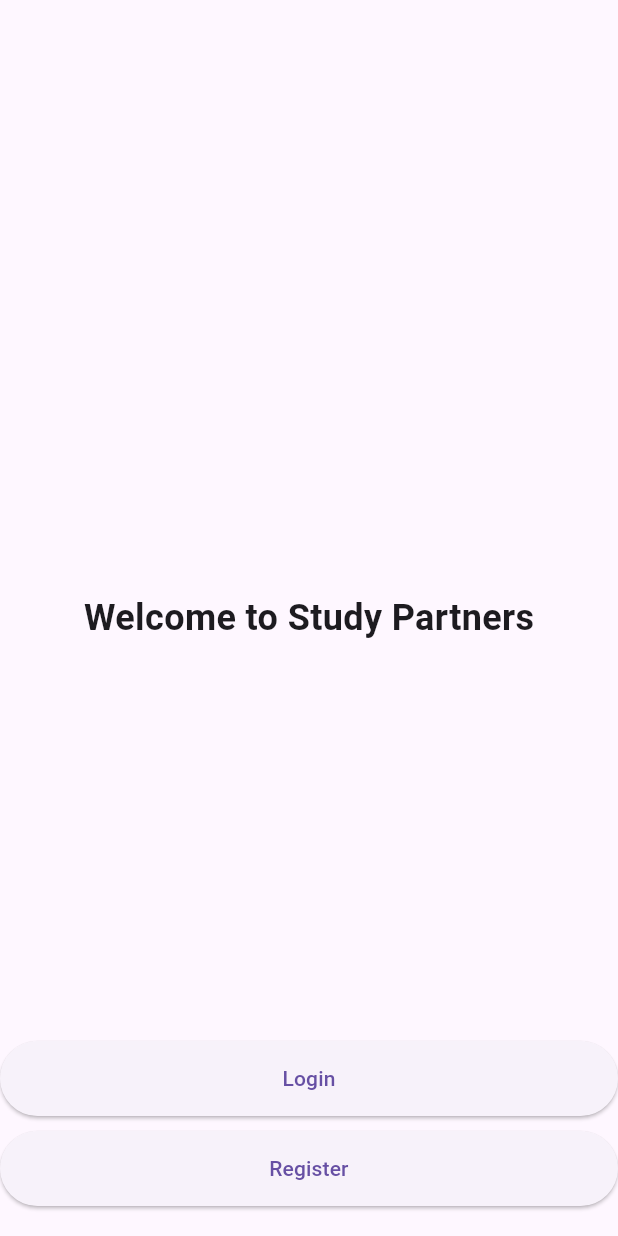
After one commit to MYAT-THEINGI-MIN/Study-Partners, a Flutter app: the screen it shows after launch, on a phone screen of 412 x 824 dp. The commit adds this screen. Run offline on Flutter 3.47's test engine with Material 3 defaults, Android fonts, the phone set to English and light mode, and no system bars; our stand-ins replace cloud_firestore, equatable, firebase_auth, firebase_core, firebase_storage, flutter_bloc and 5 more; accounts and stored records are empty.

Commit message:
google_login__update_June21

```diff
--- a/lib/routes/router.dart
+++ b/lib/routes/router.dart
@@ -1,6 +1,6 @@
 import 'package:flutter/material.dart';
 import 'package:flutter_bloc/flutter_bloc.dart';
-import 'package:sp_test/Service/authService.dart'; // Import authService.dart
+import 'package:sp_test/Service/authService.dart';
 import 'package:sp_test/screens/homePg.dart';
 import 'package:sp_test/screens/loginPg.dart';
 import 'package:sp_test/screens/registerPg.dart';
@@ -11,7 +11,7 @@ abstract class RouteNames {
   static const String register = "/register";
 }
 
-List<String> protectedRoutes = [RouteNames.home, RouteNames.register];
+List<String> protectedRoutes = [RouteNames.home];
 
 Route<dynamic>? router(RouteSettings settings) {
   final String incomingRoute = settings.name ?? "/";
--- /dev/null
+++ b/lib/screens/SplashScreen.dart
@@ -0,0 +1,72 @@
+import 'package:flutter/material.dart';
+import 'package:sp_test/screens/loginPg.dart';
+import 'package:sp_test/screens/registerPg.dart';
+
+class SplashScreen extends StatelessWidget {
+  @override
+  Widget build(BuildContext context) {
+    return Scaffold(
+      body: Stack(
+        children: [
+          Center(
+            child: Column(
+              mainAxisAlignment: MainAxisAlignment.center,
+              children: [
+                Text(
+                  'Welcome to Study Partners',
+                  style: TextStyle(fontSize: 24, fontWeight: FontWeight.bold),
+                ),
+              ],
+            ),
+          ),
+          Positioned(
+            left: 0,
+            right: 0,
+            bottom: 20,
+            child: Column(
+              children: [
+                ElevatedButton(
+                  onPressed: () {
+                    Navigator.push(
+                      context,
+                      MaterialPageRoute(builder: (context) => LoginPg()),
+                    );
+                  },
+                  child: SizedBox(
+                    width: double.infinity,
+                    child: Padding(
+                      padding: EdgeInsets.symmetric(vertical: 15),
+                      child: Text(
+                        'Login',
+                        textAlign: TextAlign.center,
+                      ),
+                    ),
+                  ),
+                ),
+                SizedBox(height: 10),
+                ElevatedButton(
+                  onPressed: () {
+                    Navigator.push(
+                      context,
+                      MaterialPageRoute(builder: (context) => RegisterPg()),
+                    );
+                  },
+                  child: SizedBox(
+                    width: double.infinity,
+                    child: Padding(
+                      padding: EdgeInsets.symmetric(vertical: 15),
+                      child: Text(
+                        'Register',
+                        textAlign: TextAlign.center,
+                      ),
+                    ),
+                  ),
+                ),
+              ],
+            ),
+          ),
+        ],
+      ),
+    );
+  }
+}
```
Also changed, not shown: lib/main.dart (+3 -30 lines), lib/screens/homePg.dart (+16 -3 lines), lib/screens/loginPg.dart (+79 -15 lines).
